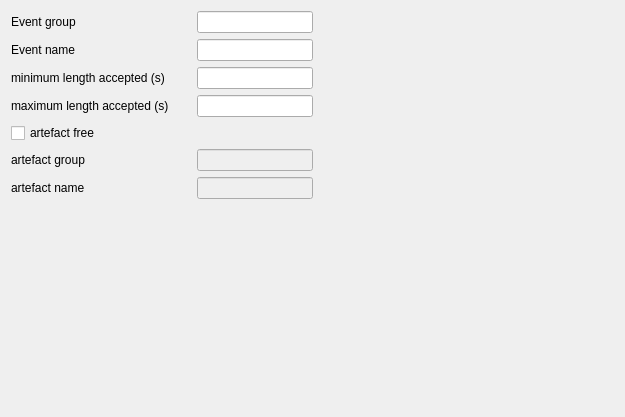
The window that modules/CEAMSModules/DiscardEvents/Ui_DiscardEventsSettingsView.ui (SnoozToolbox/snooz-package-ceams) describes before a commit, drawn with Qt 5.
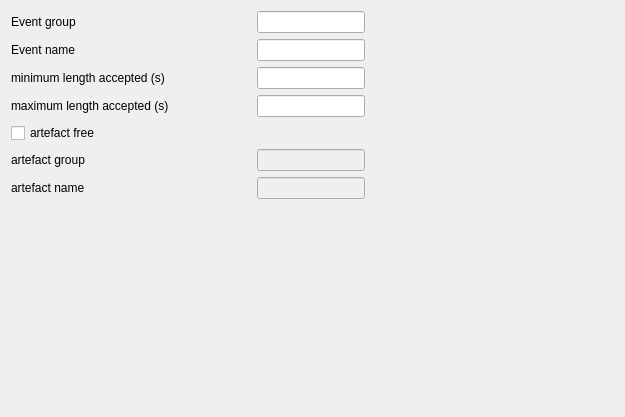
The same window after the commit.

```diff
--- a/modules/CEAMSModules/DiscardEvents/Ui_DiscardEventsSettingsView.ui
+++ b/modules/CEAMSModules/DiscardEvents/Ui_DiscardEventsSettingsView.ui
@@ -56,13 +56,13 @@
         <widget class="QLabel" name="min_len_sec_label">
          <property name="minimumSize">
           <size>
-           <width>180</width>
+           <width>240</width>
            <height>0</height>
           </size>
          </property>
          <property name="maximumSize">
           <size>
-           <width>180</width>
+           <width>240</width>
            <height>16777215</height>
           </size>
          </property>
@@ -78,13 +78,13 @@
         <widget class="QLabel" name="max_len_sec_label">
          <property name="minimumSize">
           <size>
-           <width>180</width>
+           <width>240</width>
            <height>0</height>
           </size>
          </property>
          <property name="maximumSize">
           <size>
-           <width>180</width>
+           <width>240</width>
            <height>16777215</height>
           </size>
          </property>
@@ -100,13 +100,13 @@
         <widget class="QCheckBox" name="artefact_free_checkBox">
          <property name="minimumSize">
           <size>
-           <width>180</width>
+           <width>240</width>
            <height>0</height>
           </size>
          </property>
          <property name="maximumSize">
           <size>
-           <width>180</width>
+           <width>240</width>
            <height>16777215</height>
           </size>
          </property>
@@ -122,13 +122,13 @@
         <widget class="QLabel" name="artefact_group_label">
          <property name="minimumSize">
           <size>
-           <width>180</width>
+           <width>240</width>
            <height>0</height>
           </size>
          </property>
          <property name="maximumSize">
           <size>
-           <width>180</width>
+           <width>240</width>
            <height>16777215</height>
           </size>
          </property>
@@ -154,13 +154,13 @@
         <widget class="QLabel" name="artefact_name_label">
          <property name="minimumSize">
           <size>
-           <width>180</width>
+           <width>240</width>
            <height>0</height>
           </size>
          </property>
          <property name="maximumSize">
           <size>
-           <width>180</width>
+           <width>240</width>
            <height>16777215</height>
           </size>
          </property>
```
